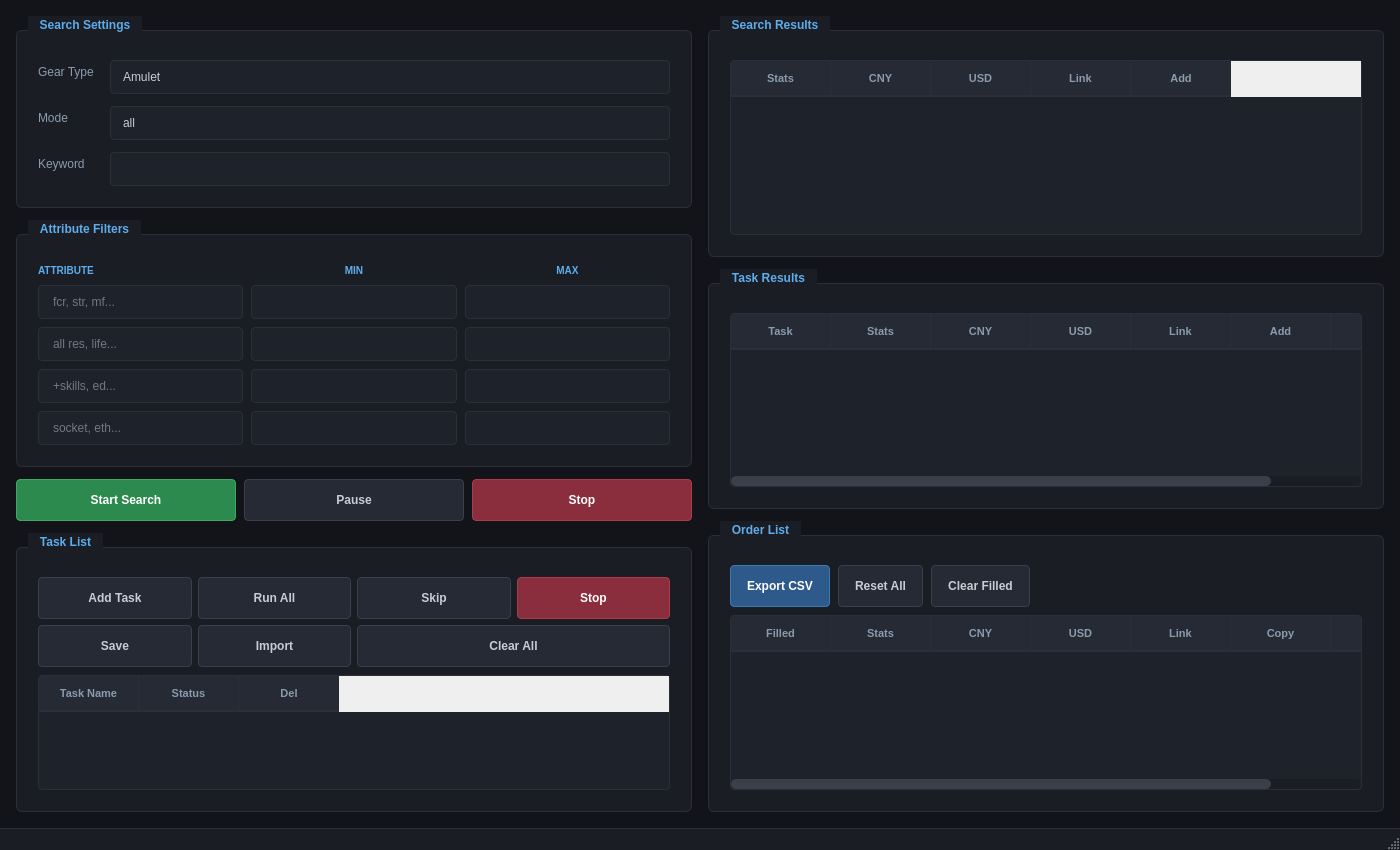
Above: d2rcheck.ui from lhe6330-cloud/d2r-equipment-checker before the change. Below: the same form after it.
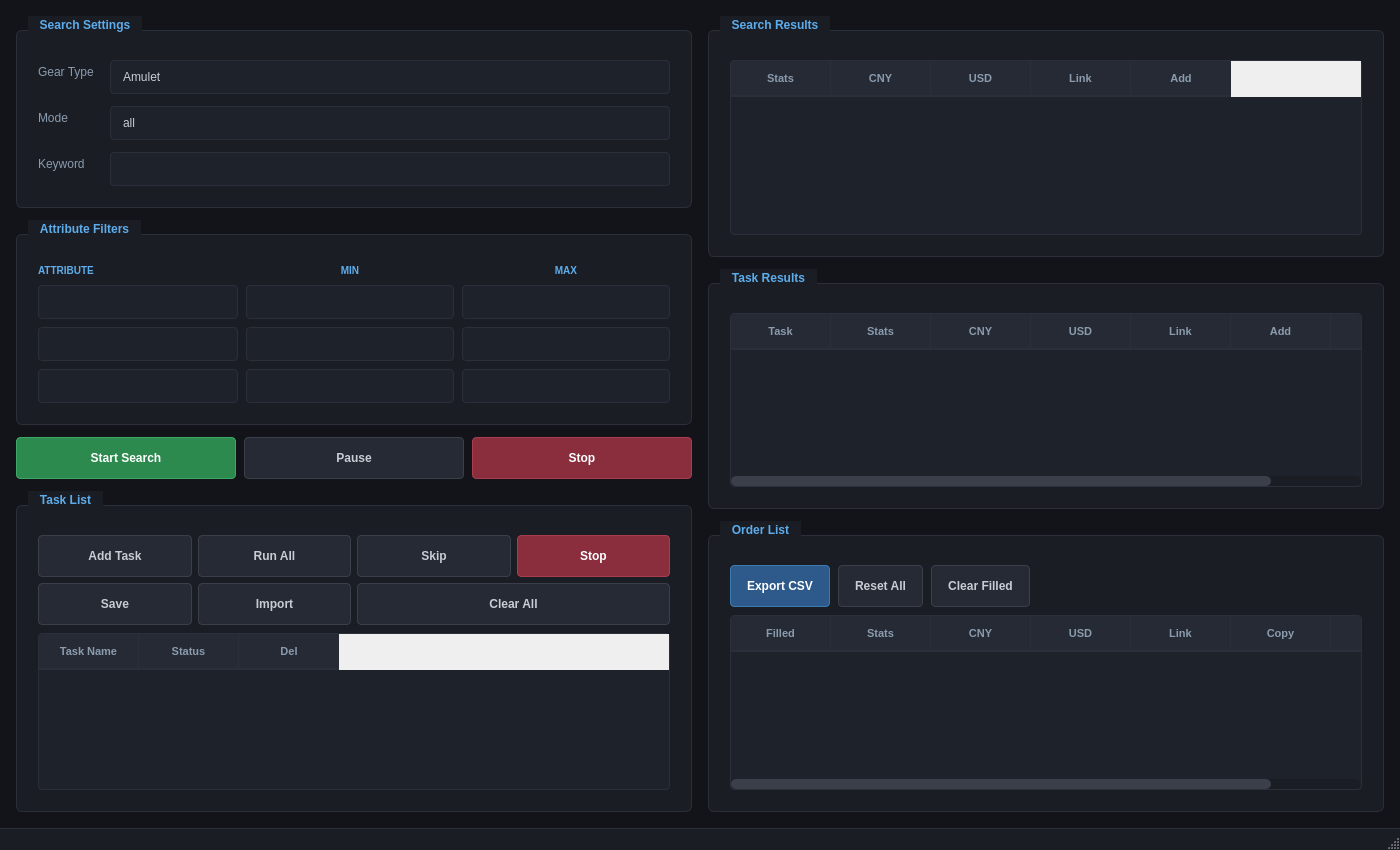
That is the form after the change.

Commit message: V3.5: Redesign filter UI with real-time fuzzy filtering

The edit to the form file:
```diff
--- a/d2rcheck.ui
+++ b/d2rcheck.ui
@@ -435,7 +435,8 @@
           </item>
           <!-- Filter Row 1 -->
           <item row="1" column="0">
-           <widget class="QLineEdit" name="filter_word_1">
+           <widget class="QComboBox" name="filter_word_1">
+            <property name="editable"><bool>true</bool></property>
             <property name="placeholderText"><string>fcr, str, mf...</string></property>
            </widget>
           </item>
@@ -453,7 +454,8 @@
           </item>
           <!-- Filter Row 2 -->
           <item row="2" column="0">
-           <widget class="QLineEdit" name="filter_word_2">
+           <widget class="QComboBox" name="filter_word_2">
+            <property name="editable"><bool>true</bool></property>
             <property name="placeholderText"><string>all res, life...</string></property>
            </widget>
           </item>
@@ -471,7 +473,8 @@
           </item>
           <!-- Filter Row 3 -->
           <item row="3" column="0">
-           <widget class="QLineEdit" name="filter_word_3">
+           <widget class="QComboBox" name="filter_word_3">
+            <property name="editable"><bool>true</bool></property>
             <property name="placeholderText"><string>+skills, ed...</string></property>
            </widget>
           </item>
@@ -487,24 +490,6 @@
             <property name="alignment"><set>Qt::AlignCenter</set></property>
            </widget>
           </item>
-          <!-- Filter Row 4 -->
-          <item row="4" column="0">
-           <widget class="QLineEdit" name="filter_word_4">
-            <property name="placeholderText"><string>socket, eth...</string></property>
-           </widget>
-          </item>
-          <item row="4" column="1">
-           <widget class="QLineEdit" name="fw_4_min">
-            <property name="maximumWidth"><number>55</number></property>
-            <property name="alignment"><set>Qt::AlignCenter</set></property>
-           </widget>
-          </item>
-          <item row="4" column="2">
-           <widget class="QLineEdit" name="fw_4_max">
-            <property name="maximumWidth"><number>55</number></property>
-            <property name="alignment"><set>Qt::AlignCenter</set></property>
-           </widget>
-          </item>
          </layout>
         </widget>
        </item>
```
The commit also changes 3 other files.
